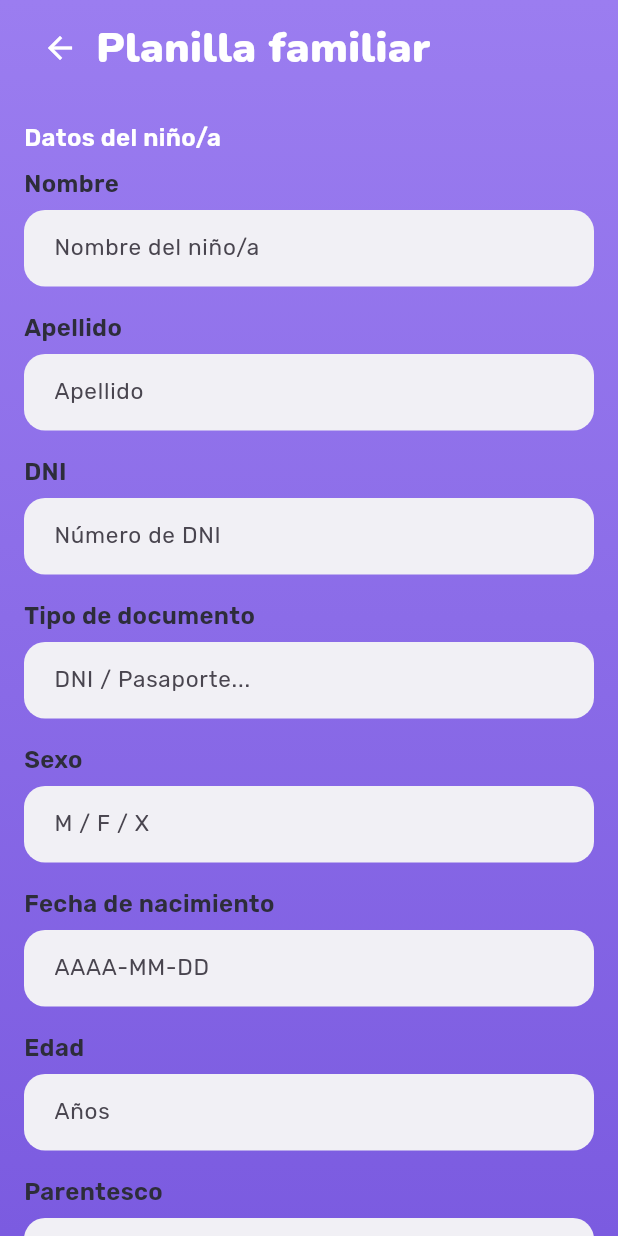
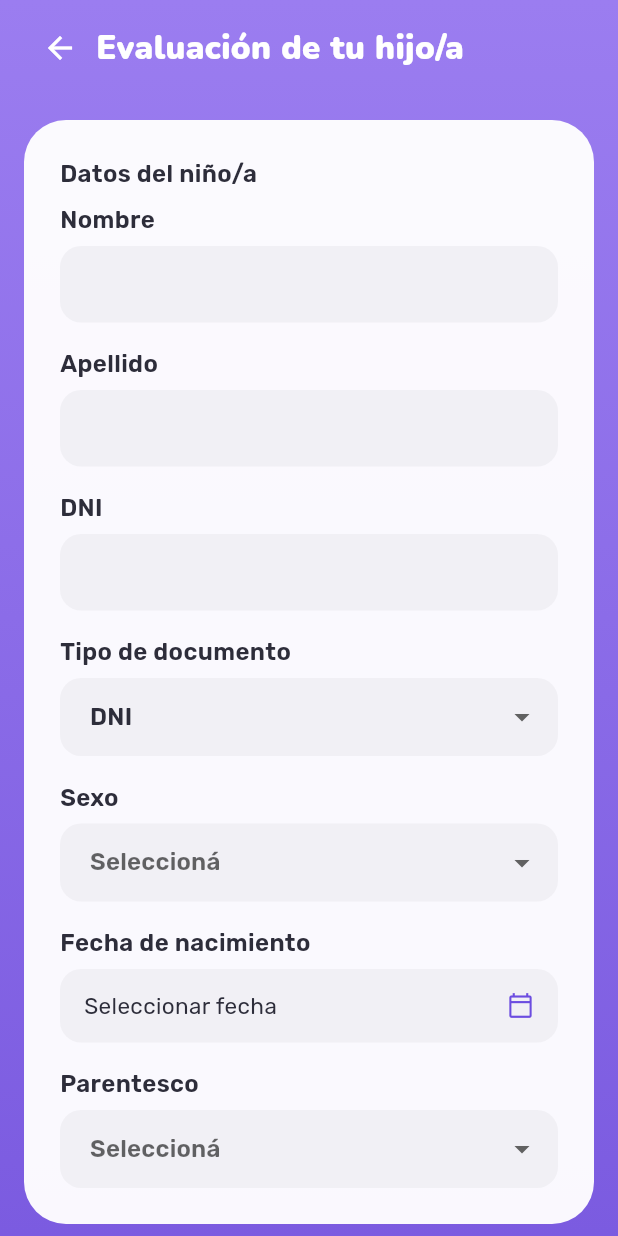
Before and after one commit to aleBsR/prosane_app, a Flutter app: the PlanillaScreen screen opened by its route, on a phone screen of 412 x 824 dp. Run offline on Flutter 3.47's test engine with Material 3 defaults, Android fonts, the phone set to English and light mode, and no system bars; our stand-ins replace connectivity_plus, dio, drift, flutter_riverpod, flutter_secure_storage, freezed_annotation and 1 more; accounts and stored records are empty; generated files the repository leaves out were written again.

Commit message:
feat(hijos): planilla per-hijo sin consentimiento ni antecedentes familiares (alineada al design system)
Removes consent section and family antecedents from the per-child planilla;
those blocks move to tutor-level tasks. Edad now derived from fechaNacimiento
instead of being manually entered. Screen rebuilt with AppCard, AppDropdownField,
and AppDateField from the design system. Guardar is gated on required fields.

Co-Authored-By: Claude Sonnet 4.6 <noreply@anthropic.com>

```diff
--- a/lib/features/hijos/presentation/screens/planilla_screen.dart
+++ b/lib/features/hijos/presentation/screens/planilla_screen.dart
@@ -2,6 +2,9 @@ import 'package:flutter/material.dart';
 import 'package:flutter_riverpod/flutter_riverpod.dart';
 import 'package:go_router/go_router.dart';
 import '../../../../core/design_system/app_button.dart';
+import '../../../../core/design_system/app_card.dart';
+import '../../../../core/design_system/app_date_field.dart';
+import '../../../../core/design_system/app_dropdown_field.dart';
 import '../../../../core/design_system/app_gradient_scaffold.dart';
 import '../../../../core/design_system/app_switch.dart';
 import '../../../../core/design_system/app_text_field.dart';
@@ -22,24 +25,17 @@ class PlanillaScreen extends ConsumerWidget {
     return AppGradientScaffold(
       child: Column(
         children: [
-          // AppBar manual dentro del gradiente
           Padding(
             padding: const EdgeInsets.symmetric(
-              horizontal: AppSpacing.md,
-              vertical: AppSpacing.sm,
-            ),
-            child: Row(
-              children: [
+                horizontal: AppSpacing.md, vertical: AppSpacing.sm),
+            child: Row(children: [
               IconButton(
                 icon: const Icon(Icons.arrow_back, color: AppColors.blanco),
                 onPressed: () => context.pop(),
               ),
-                Text(
-                  'Planilla familiar',
-                  style: AppTypography.titulo.copyWith(color: AppColors.blanco),
-                ),
-              ],
-            ),
+              Text('Evaluación de tu hijo/a',
+                  style: AppTypography.titulo.copyWith(color: AppColors.blanco, fontSize: 22)),
+            ]),
           ),
           Expanded(
             child: SingleChildScrollView(
@@ -47,202 +43,127 @@ class PlanillaScreen extends ConsumerWidget {
               child: Column(
                 crossAxisAlignment: CrossAxisAlignment.stretch,
                 children: [
-                  // ── Sección 1: Datos del NNA ──────────────────────────────
-                  _SectionTitle('Datos del niño/a'),
+                  AppCard(
+                    child: Column(crossAxisAlignment: CrossAxisAlignment.stretch, children: [
+                      Text('Datos del niño/a', style: AppTypography.subtitulo),
                       const SizedBox(height: AppSpacing.sm),
-                  AppTextField(
-                    label: 'Nombre',
-                    hint: 'Nombre del niño/a',
-                    onChanged: ctrl.setNombre,
-                  ),
+                      AppTextField(label: 'Nombre', onChanged: ctrl.setNombre),
                       const SizedBox(height: AppSpacing.md),
-                  AppTextField(
-                    label: 'Apellido',
-                    hint: 'Apellido',
-                    onChanged: ctrl.setApellido,
-                  ),
+                      AppTextField(label: 'Apellido', onChanged: ctrl.setApellido),
                       const SizedBox(height: AppSpacing.md),
-                  AppTextField(
-                    label: 'DNI',
-                    hint: 'Número de DNI',
-                    keyboardType: TextInputType.number,
-                    onChanged: ctrl.setDni,
-                  ),
+                      AppTextField(label: 'DNI', keyboardType: TextInputType.number, onChanged: ctrl.setDni),
                       const SizedBox(height: AppSpacing.md),
-                  AppTextField(
+                      AppDropdownField(
                         label: 'Tipo de documento',
-                    hint: 'DNI / Pasaporte...',
+                        value: state.tipoDni,
+                        items: const [(value: 'DNI', label: 'DNI'), (value: 'Pasaporte', label: 'Pasaporte')],
                         onChanged: ctrl.setTipoDni,
                       ),
                       const SizedBox(height: AppSpacing.md),
-                  AppTextField(
+                      AppDropdownField(
                         label: 'Sexo',
-                    hint: 'M / F / X',
+                        value: state.sexo.isEmpty ? null : state.sexo,
+                        items: const [
+                          (value: 'F', label: 'Femenino'),
+                          (value: 'M', label: 'Masculino'),
+                          (value: 'X', label: 'Otro'),
+                        ],
                         onChanged: ctrl.setSexo,
                       ),
                       const SizedBox(height: AppSpacing.md),
-                  AppTextField(
+                      AppDateField(
                         label: 'Fecha de nacimiento',
-                    hint: 'AAAA-MM-DD',
-                    onChanged: (v) {
-                      final d = DateTime.tryParse(v);
-                      if (d != null) ctrl.setFechaNacimiento(d);
-                    },
+                        value: state.fechaNacimiento,
+                        onChanged: ctrl.setFechaNacimiento,
                       ),
                       const SizedBox(height: AppSpacing.md),
-                  AppTextField(
-                    label: 'Edad',
-                    hint: 'Años',
-                    keyboardType: TextInputType.number,
-                    onChanged: (v) {
-                      final n = int.tryParse(v);
-                      if (n != null) ctrl.setEdad(n);
-                    },
+                      AppDropdownField(
+                        label: 'Parentesco',
+                        value: state.parentesco.isEmpty ? null : state.parentesco,
+                        items: const [
+                          (value: 'Hijo/a', label: 'Hijo/a'),
+                          (value: 'Hijastro/a', label: 'Hijastro/a'),
+                          (value: 'Nieto/a', label: 'Nieto/a'),
+                          (value: 'Sobrino/a', label: 'Sobrino/a'),
+                          (value: 'Tutelado/a', label: 'Tutelado/a'),
+                          (value: 'Otro', label: 'Otro'),
+                        ],
+                        onChanged: ctrl.setParentesco,
+                      ),
+                    ]),
                   ),
                   const SizedBox(height: AppSpacing.md),
-                  AppTextField(
-                    label: 'Parentesco',
-                    hint: 'Hijo/a, sobrino/a...',
-                    onChanged: ctrl.setParentesco,
-                  ),
-
-                  const SizedBox(height: AppSpacing.lg),
-
-                  // ── Sección 2: Domicilio ───────────────────────────────────
-                  _SectionTitle('Domicilio'),
+                  AppCard(
+                    child: Column(crossAxisAlignment: CrossAxisAlignment.stretch, children: [
+                      Text('Domicilio', style: AppTypography.subtitulo),
                       const SizedBox(height: AppSpacing.sm),
-                  AppTextField(
-                    label: 'Calle',
-                    onChanged: ctrl.setCalle,
+                      AppTextField(label: 'Calle', onChanged: ctrl.setCalle),
+                      const SizedBox(height: AppSpacing.md),
+                      AppTextField(label: 'Número', keyboardType: TextInputType.number, onChanged: ctrl.setNroCalle),
+                      const SizedBox(height: AppSpacing.md),
+                      AppTextField(label: 'Provincia', onChanged: ctrl.setProvincia),
+                    ]),
                   ),
                   const SizedBox(height: AppSpacing.md),
-                  AppTextField(
-                    label: 'Número',
-                    keyboardType: TextInputType.number,
-                    onChanged: ctrl.setNroCalle,
-                  ),
-                  const SizedBox(height: AppSpacing.md),
-                  AppTextField(
-                    label: 'Provincia',
-                    onChanged: ctrl.setProvincia,
-                  ),
-
-                  const SizedBox(height: AppSpacing.lg),
-
-                  // ── Sección 3: Cobertura ───────────────────────────────────
-                  _SectionTitle('Cobertura médica'),
+                  AppCard(
+                    child: Column(crossAxisAlignment: CrossAxisAlignment.stretch, children: [
+                      Text('Cobertura médica', style: AppTypography.subtitulo),
                       const SizedBox(height: AppSpacing.sm),
-                  AppTextField(
+                      AppDropdownField(
                         label: 'Tipo de cobertura',
-                    hint: 'Obra social, prepaga, sin cobertura...',
+                        value: state.tipoCobertura.isEmpty ? null : state.tipoCobertura,
+                        items: const [
+                          (value: 'Obra social', label: 'Obra social'),
+                          (value: 'Prepaga', label: 'Prepaga'),
+                          (value: 'Sin cobertura', label: 'Sin cobertura'),
+                        ],
                         onChanged: ctrl.setTipoCobertura,
                       ),
                       const SizedBox(height: AppSpacing.md),
-                  AppTextField(
-                    label: 'Nombre de la cobertura',
-                    onChanged: ctrl.setNombreCobertura,
+                      AppTextField(label: 'Nombre de la cobertura', onChanged: ctrl.setNombreCobertura),
+                      const SizedBox(height: AppSpacing.md),
+                      AppDropdownField(
+                        label: 'Tiene CUD',
+                        value: state.tieneCud.isEmpty ? null : state.tieneCud,
+                        items: const [
+                          (value: 'Sí', label: 'Sí'),
+                          (value: 'No', label: 'No'),
+                          (value: 'En trámite', label: 'En trámite'),
+                        ],
+                        onChanged: ctrl.setTieneCud,
+                      ),
+                    ]),
                   ),
                   const SizedBox(height: AppSpacing.md),
-                  AppTextField(
-                    label: 'Tiene CUD',
-                    hint: 'Sí / No / En trámite',
-                    onChanged: ctrl.setTieneCud,
+                  AppCard(
+                    child: Column(crossAxisAlignment: CrossAxisAlignment.start, children: [
+                      Text('Antecedentes del niño/a', style: AppTypography.subtitulo),
+                      const SizedBox(height: AppSpacing.sm),
+                      AppSwitch(label: 'Asma / espasmos bronquiales', value: state.asmaEspasmos, onChanged: ctrl.setAsmaEspasmos),
+                      AppSwitch(label: 'Diabetes', value: state.diabetes, onChanged: ctrl.setDiabetes),
+                    ]),
                   ),
-
-                  const SizedBox(height: AppSpacing.lg),
-
-                  // ── Sección 4: Antecedentes ────────────────────────────────
-                  _SectionTitle('Antecedentes personales'),
-                  const SizedBox(height: AppSpacing.sm),
-                  AppSwitch(
-                    label: 'Asma / espasmos bronquiales',
-                    value: state.asmaEspasmos,
-                    onChanged: ctrl.setAsmaEspasmos,
-                  ),
-                  const SizedBox(height: AppSpacing.sm),
-                  AppSwitch(
-                    label: 'Diabetes',
-                    value: state.diabetes,
-                    onChanged: ctrl.setDiabetes,
-                  ),
-
-                  const SizedBox(height: AppSpacing.lg),
-
-                  _SectionTitle('Antecedentes familiares'),
-                  const SizedBox(height: AppSpacing.sm),
-                  AppSwitch(
-                    label: 'Asma en familia',
-                    value: state.antFamAsma,
-                    onChanged: ctrl.setAntFamAsma,
-                  ),
-                  const SizedBox(height: AppSpacing.sm),
-                  AppSwitch(
-                    label: 'Diabetes en familia',
-                    value: state.antFamDiabetes,
-                    onChanged: ctrl.setAntFamDiabetes,
-                  ),
-
-                  const SizedBox(height: AppSpacing.lg),
-
-                  // ── Sección 5: Consentimiento ──────────────────────────────
-                  _SectionTitle('Consentimiento informado'),
-                  const SizedBox(height: AppSpacing.sm),
-                  AppSwitch(
-                    label: 'Acepto el consentimiento informado',
-                    value: state.consentimientoAceptado,
-                    onChanged: ctrl.setConsentimientoAceptado,
-                  ),
-                  if (state.consentimientoAceptado) ...[
-                    const SizedBox(height: AppSpacing.md),
-                    AppTextField(
-                      label: 'Nombre del adulto responsable',
-                      onChanged: ctrl.setAdultoNombre,
-                    ),
-                    const SizedBox(height: AppSpacing.md),
-                    AppTextField(
-                      label: 'Apellido del adulto responsable',
-                      onChanged: ctrl.setAdultoApellido,
-                    ),
-                    const SizedBox(height: AppSpacing.md),
-                    AppTextField(
-                      label: 'Tipo de documento del adulto',
-                      hint: 'DNI / Pasaporte...',
-                      onChanged: ctrl.setAdultoTipoDocumento,
-                    ),
-                    const SizedBox(height: AppSpacing.md),
-                    AppTextField(
-                      label: 'DNI del adulto',
-                      keyboardType: TextInputType.number,
-                      onChanged: ctrl.setAdultoDni,
-                    ),
-                  ],
-
                   if (state.error != null) ...[
                     const SizedBox(height: AppSpacing.md),
-                    Text(
-                      state.error!,
+                    Text(state.error!,
                         style: AppTypography.texto.copyWith(color: AppColors.error),
-                      textAlign: TextAlign.center,
-                    ),
+                        textAlign: TextAlign.center),
                   ],
-
                   const SizedBox(height: AppSpacing.lg),
-
-                  // ── Guardar ────────────────────────────────────────────────
                   AppButton(
                     label: 'Guardar',
                     isLoading: state.guardando,
-                    onPressed: state.guardando
-                        ? null
-                        : () async {
+                    onPressed: (state.puedeGuardar && !state.guardando)
+                        ? () async {
                             await ctrl.guardar();
-                            if (context.mounted && ref.read(planillaControllerProvider).error == null) {
+                            if (context.mounted &&
+                                ref.read(planillaControllerProvider).error == null) {
                               ref.read(syncSchedulerProvider).dispararPorEscritura();
                               context.go('/inicio');
                             }
-                          },
+                          }
+                        : null,
                   ),
-
                   const SizedBox(height: AppSpacing.lg),
                 ],
               ),
@@ -253,16 +174,3 @@ class PlanillaScreen extends ConsumerWidget {
     );
   }
 }
-
-// ─── Widget auxiliar ──────────────────────────────────────────────────────────
-
-class _SectionTitle extends StatelessWidget {
-  const _SectionTitle(this.text);
-  final String text;
-
-  @override
-  Widget build(BuildContext context) => Text(
-        text,
-        style: AppTypography.subtitulo.copyWith(color: AppColors.blanco),
-      );
-}
```
Also changed, not shown: lib/features/hijos/presentation/controllers/planilla_controller.dart (+23 -97 lines), 2 other files. Lines whose indentation alone changed are shown as unchanged.
